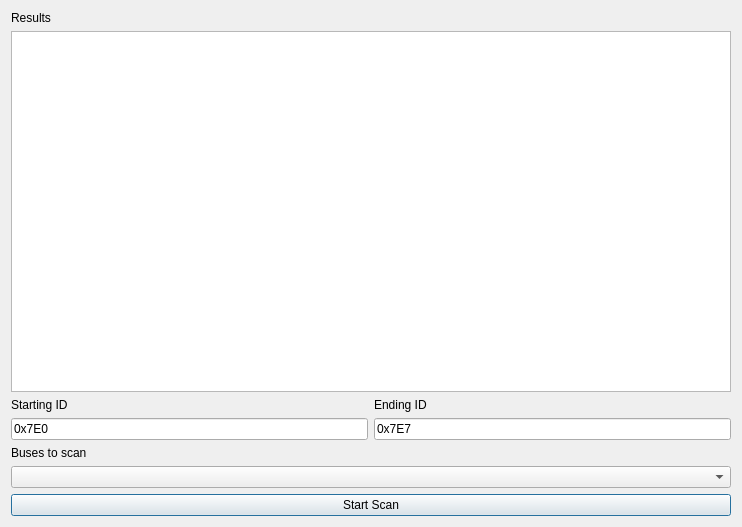
Above: udsscanwindow.ui from collin80/SavvyCAN before the change. Below: the same form after it.
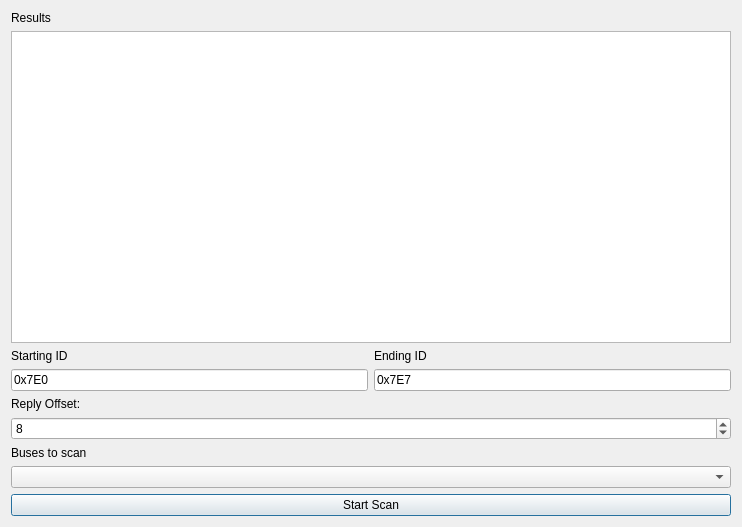
That is the form after the change.

Commit message: Fixed bugs in UDS scanner and added additional functionality.

```diff
--- a/udsscanwindow.ui
+++ b/udsscanwindow.ui
@@ -64,6 +64,26 @@
      </item>
     </layout>
    </item>
+   <item>
+    <widget class="QLabel" name="label_5">
+     <property name="text">
+      <string>Reply Offset:</string>
+     </property>
+    </widget>
+   </item>
+   <item>
+    <widget class="QSpinBox" name="spinReplyOffset">
+     <property name="minimum">
+      <number>-128</number>
+     </property>
+     <property name="maximum">
+      <number>128</number>
+     </property>
+     <property name="value">
+      <number>8</number>
+     </property>
+    </widget>
+   </item>
    <item>
     <widget class="QLabel" name="label">
      <property name="text">
```
The commit also changes 1 other file.
